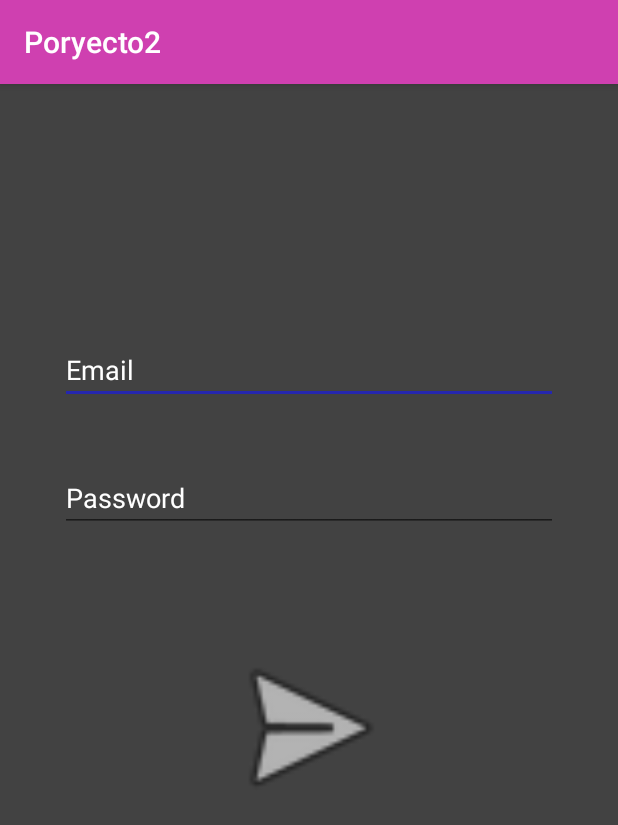
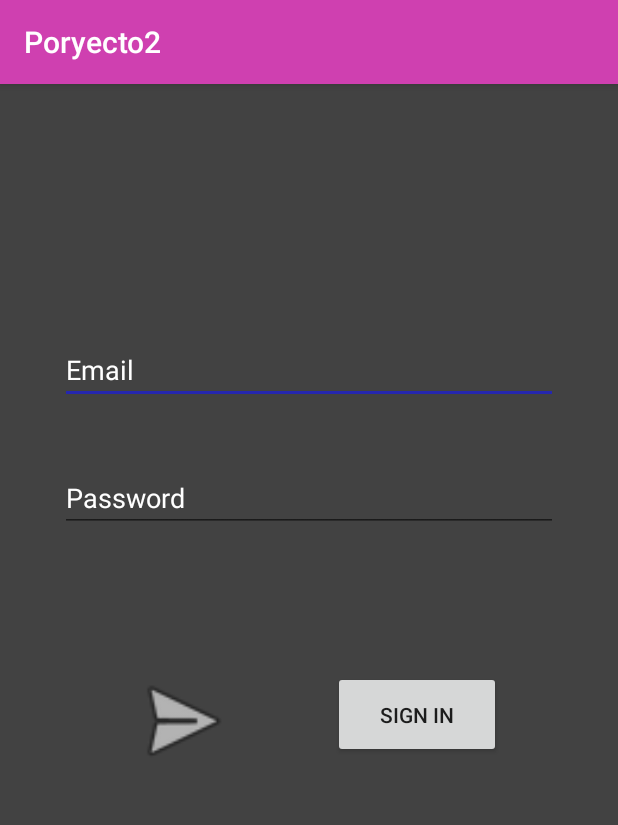
Before and after one commit to AlexyssAyala/Poryecto_Moviles, an Android app: the screen it shows after launch (LoginActivity), on a phone screen of 412 x 824 dp. Shown: the top 825 px of the screen. Run offline under Robolectric (Android 15) with nearby library versions, the phone set to English and light mode, and no system bars.

Commit message:
Vista de registro

```diff
--- a/app/src/main/AndroidManifest.xml
+++ b/app/src/main/AndroidManifest.xml
@@ -9,10 +9,11 @@
         android:roundIcon="@mipmap/ic_launcher_round"
         android:supportsRtl="true"
         android:theme="@style/AppTheme">
+        <activity android:name=".activity_sign_in"></activity>
         <activity
             android:name=".main"
             android:label="@string/title_activity_main"
-            android:theme="@style/AppTheme.NoActionBar"></activity>
+            android:theme="@style/AppTheme.NoActionBar" />
         <activity
             android:name=".ui.login.LoginActivity"
             android:label="@string/app_name">
--- a/app/src/main/java/com/example/poryecto2/ui/login/LoginActivity.kt
+++ b/app/src/main/java/com/example/poryecto2/ui/login/LoginActivity.kt
@@ -16,6 +16,8 @@ import androidx.appcompat.app.AppCompatActivity
 import androidx.lifecycle.Observer
 import androidx.lifecycle.ViewModelProviders
 import com.example.poryecto2.R
+import com.example.poryecto2.activity_sign_in
+import kotlinx.android.synthetic.main.activity_login.*
 
 
 class LoginActivity : AppCompatActivity() {
@@ -96,7 +98,14 @@ class LoginActivity : AppCompatActivity() {
                 loginViewModel.login(username.text.toString(), password.text.toString())
             }
         }
+
+        btn_registro.setOnClickListener{
+            val intent:Intent = Intent(this, activity_sign_in::class.java)
+            startActivity(intent)
+        }
     }
+
+
 
     private fun updateUiWithUser(model: LoggedInUserView) {
         val welcome = getString(R.string.welcome)
@@ -115,6 +124,10 @@ class LoginActivity : AppCompatActivity() {
     private fun showLoginFailed(@StringRes errorString: Int) {
         Toast.makeText(applicationContext, errorString, Toast.LENGTH_SHORT).show()
     }
+
+
+
+
 }
 
 /**
--- a/app/src/main/res/layout/activity_login.xml
+++ b/app/src/main/res/layout/activity_login.xml
@@ -32,20 +32,17 @@
 
     <Button
         android:id="@+id/login"
-        android:layout_width="127dp"
-        android:layout_height="124dp"
+        android:layout_width="76dp"
+        android:layout_height="74dp"
         android:layout_gravity="start"
-        android:layout_marginStart="48dp"
-        android:layout_marginTop="16dp"
-        android:layout_marginEnd="48dp"
-        android:layout_marginBottom="64dp"
         android:background="@android:drawable/ic_menu_send"
         android:enabled="false"
         app:layout_constraintBottom_toBottomOf="parent"
-        app:layout_constraintEnd_toEndOf="parent"
+        app:layout_constraintEnd_toStartOf="@+id/btn_registro"
+        app:layout_constraintHorizontal_bias="0.523"
         app:layout_constraintStart_toStartOf="parent"
         app:layout_constraintTop_toBottomOf="@+id/password"
-        app:layout_constraintVertical_bias="0.208" />
+        app:layout_constraintVertical_bias="0.233" />
 
     <EditText
         android:id="@+id/password"
@@ -82,4 +79,16 @@
         app:layout_constraintStart_toStartOf="@+id/password"
         app:layout_constraintTop_toTopOf="parent"
         app:layout_constraintVertical_bias="0.3" />
+
+    <Button
+        android:id="@+id/btn_registro"
+        android:layout_width="112dp"
+        android:layout_height="58dp"
+        android:text="Sign In"
+        app:layout_constraintBottom_toBottomOf="parent"
+        app:layout_constraintEnd_toEndOf="parent"
+        app:layout_constraintHorizontal_bias="0.769"
+        app:layout_constraintStart_toStartOf="parent"
+        app:layout_constraintTop_toBottomOf="@+id/password"
+        app:layout_constraintVertical_bias="0.234" />
 </androidx.constraintlayout.widget.ConstraintLayout>
```
Also changed, not shown: app/src/main/java/com/example/poryecto2/activity_sign_in.kt (added, +21 -0 lines), app/src/main/res/layout/activity_sign_in.xml (added, +58 -0 lines).
